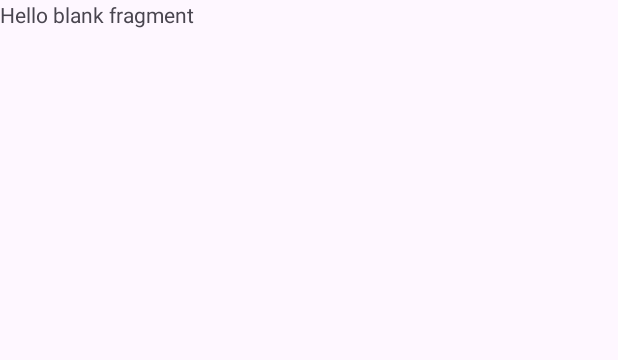
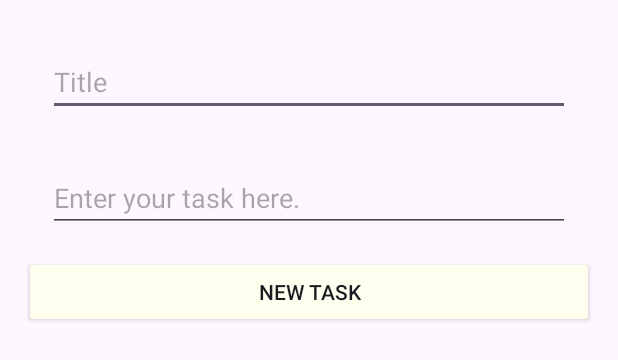
Before and after one commit to rafiul9040devapp/what_can_i_do, an Android app: the layout fragment_add_edit_task.xml on its own in the app's theme, with its tools: preview values and no code run, on a phone screen of 412 x 824 dp. Shown: the top 360 px of the screen. Run offline under Robolectric (Android 15) with nearby library versions, the phone set to English and light mode, and no system bars.

```diff
--- a/app/build.gradle.kts
+++ b/app/build.gradle.kts
@@ -33,10 +33,14 @@ android {
         targetCompatibility = JavaVersion.VERSION_17
     }
     kotlinOptions {
-        jvmTarget = "1.8"
+        jvmTarget = "17"
     }
 
     dataBinding{
+        enable = true
+    }
+
+    viewBinding {
         enable = true
     }
 
--- /dev/null
+++ b/app/src/main/java/com/rafiul/whatcanido/data/source/TaskDataSource.kt
@@ -0,0 +1,5 @@
+package com.rafiul.whatcanido.data.source
+
+interface TaskDataSource {
+    suspend fun saveTask(task: Task)
+}
--- a/app/src/main/res/layout/fragment_add_edit_task.xml
+++ b/app/src/main/res/layout/fragment_add_edit_task.xml
@@ -1,14 +1,54 @@
 <?xml version="1.0" encoding="utf-8"?>
-<FrameLayout xmlns:android="http://schemas.android.com/apk/res/android"
+<layout xmlns:android="http://schemas.android.com/apk/res/android"
     xmlns:tools="http://schemas.android.com/tools"
-    android:layout_width="match_parent"
-    android:layout_height="match_parent"
     tools:context=".ui.add_edit_task.AddEditTaskFragment">
 
-    <!-- TODO: Update blank fragment layout -->
-    <TextView
+
+    <data>
+
+        <variable
+            name="viewmodel"
+            type="com.rafiul.whatcanido.ui.add_edit_task.AddEditTaskViewModel" />
+
+    </data>
+
+    <LinearLayout
         android:layout_width="match_parent"
         android:layout_height="match_parent"
-        android:text="@string/hello_blank_fragment" />
+        android:orientation="vertical"
+        android:padding="@dimen/activity_horizontal_margin">
 
-</FrameLayout>
+        <EditText
+            android:id="@+id/add_task_title_edt"
+            android:layout_width="match_parent"
+            android:layout_height="wrap_content"
+            android:layout_margin="@dimen/activity_horizontal_margin"
+            android:autofillHints="false"
+            android:hint="@string/title_hint"
+            android:inputType="text"
+            android:text="@={viewmodel.title}" />
+
+
+        <EditText
+            android:id="@+id/add_task_description_edt"
+            android:layout_width="match_parent"
+            android:layout_height="wrap_content"
+            android:layout_margin="@dimen/activity_horizontal_margin"
+            android:autofillHints="false"
+            android:hint="@string/description_hint"
+            android:inputType="text"
+            android:text="@={viewmodel.description}" />
+
+        <androidx.appcompat.widget.AppCompatButton
+            android:clickable="true"
+            android:focusable="true"
+            android:onClick="@{()-> viewmodel.saveTask()}"
+            android:backgroundTint="@color/colorPrimary"
+            android:text="@string/add_task"
+            android:id="@+id/save_task_btn"
+            android:layout_width="match_parent"
+            android:layout_height="wrap_content" />
+
+
+    </LinearLayout>
+</layout>
--- a/app/src/main/res/layout/nav_header.xml
+++ b/app/src/main/res/layout/nav_header.xml
@@ -19,7 +19,7 @@
         android:layout_width="wrap_content"
         android:layout_height="wrap_content"
         android:layout_gravity="bottom|center_horizontal"
-        android:text="@string/navigation_view_header_title"
+        android:text="@string/app_name"
         android:textAppearance="@style/TextAppearance.AppCompat.Body1" />
 
 </FrameLayout>
--- a/app/src/main/res/menu/drawer_actions.xml
+++ b/app/src/main/res/menu/drawer_actions.xml
@@ -17,11 +17,11 @@
 <menu xmlns:android="http://schemas.android.com/apk/res/android">
 
     <item
-        android:id="@id/tasks_fragment_dest"
+        android:id="@+id/taskDetailsFragment"
         android:icon="@drawable/ic_list"
         android:title="@string/list_title" />
     <item
-        android:id="@id/statistics_fragment_dest"
+        android:id="@+id/statisticsFragment"
         android:icon="@drawable/ic_statistics"
         android:title="@string/statistics_title" />
 </menu>
```
Also changed, not shown: app/src/main/java/com/rafiul/whatcanido/MainActivity.kt (+56 -9 lines), app/src/main/java/com/rafiul/whatcanido/data/source/DefaultTaskRepository.kt (added, +39 -0 lines), app/src/main/java/com/rafiul/whatcanido/data/source/Task.kt (added, +30 -0 lines), app/src/main/java/com/rafiul/whatcanido/data/source/local/LocalDataSource.kt (added, +18 -0 lines), app/src/main/java/com/rafiul/whatcanido/data/source/local/TaskDao.kt (added, +12 -0 lines), app/src/main/java/com/rafiul/whatcanido/data/source/local/TaskDatabase.kt (added, +28 -0 lines), app/src/main/java/com/rafiul/whatcanido/ui/add_edit_task/AddEditTaskFragment.kt (+15 -1 lines), app/src/main/java/com/rafiul/whatcanido/ui/add_edit_task/AddEditTaskViewModel.kt (added, +30 -0 lines), app/src/main/res/drawable/drawer_item_color.xml (+0 -15 lines), app/src/main/res/layout/activity_main.xml (+54 -15 lines), app/src/main/res/layout/task_item.xml (deleted, +0 -47 lines), app/src/main/res/navigation/nav_graph.xml (+11 -3 lines).
